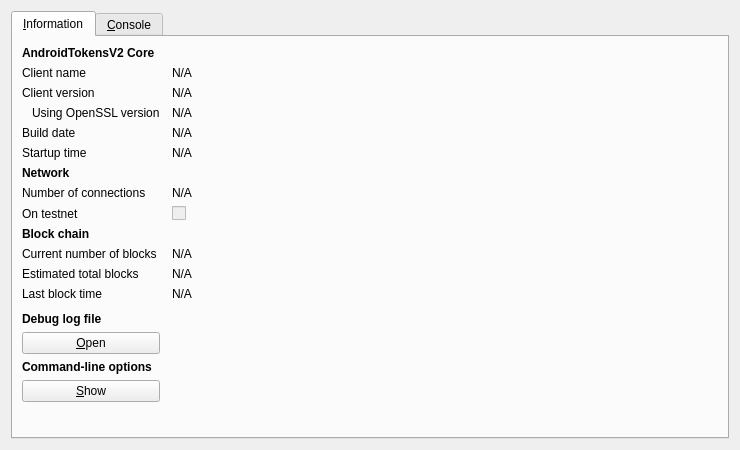
Qt form src/qt/forms/rpcconsole.ui (CryptoRepairCrew/Android-Token-V2) before a commit.
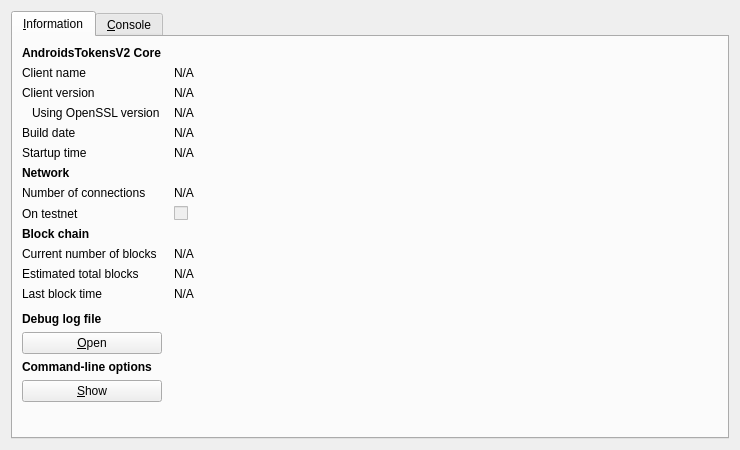
The same form after that commit. Icons and pictures are not drawn.

Commit message: AndroidTokens -> AndroidsTokens name change

What changed in the file:
```diff
--- a/src/qt/forms/rpcconsole.ui
+++ b/src/qt/forms/rpcconsole.ui
@@ -36,7 +36,7 @@
           </font>
          </property>
          <property name="text">
-          <string>AndroidTokensV2 Core</string>
+          <string>AndroidsTokensV2 Core</string>
          </property>
         </widget>
        </item>
```
Left out of the diff: 6 changed lines with no effect on the pictures. The commit also changes 49 other files.
